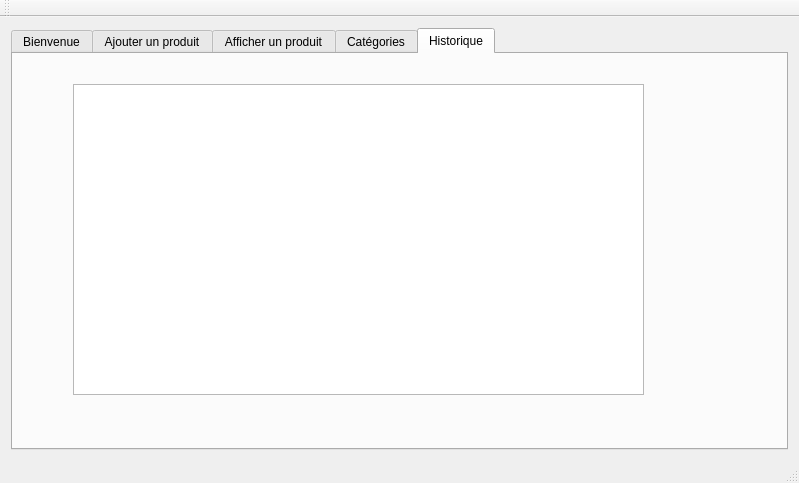
The window that mainwindow.ui (choucheniheb/Projet_C-_2A23_Smart-beauty-center) describes before a commit, drawn with Qt 5.
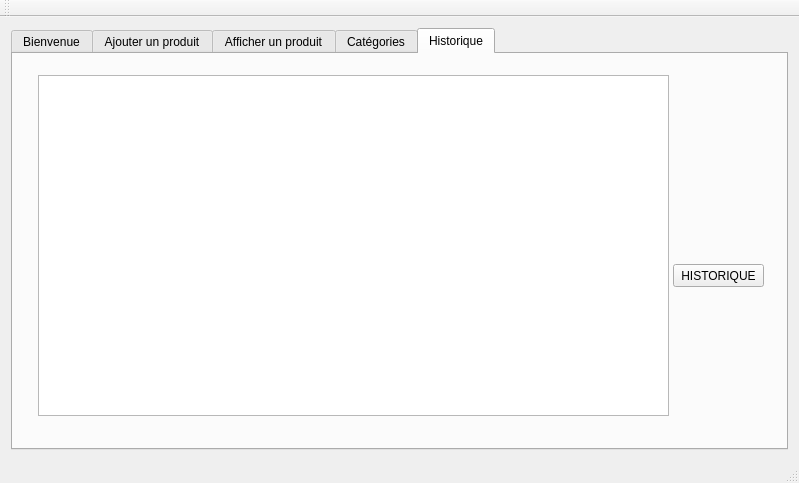
The same window after the commit. The open tabs and pages were chosen to show the change.

What changed in the file:
```diff
--- a/mainwindow.ui
+++ b/mainwindow.ui
@@ -741,16 +741,29 @@
        <attribute name="title">
         <string>Historique</string>
        </attribute>
-       <widget class="QTableView" name="tableView_hist">
+       <widget class="QTextBrowser" name="textBrowser">
         <property name="geometry">
          <rect>
-          <x>60</x>
-          <y>30</y>
-          <width>571</width>
-          <height>311</height>
+          <x>25</x>
+          <y>21</y>
+          <width>631</width>
+          <height>341</height>
          </rect>
         </property>
        </widget>
+       <widget class="QPushButton" name="historiqueButton">
+        <property name="geometry">
+         <rect>
+          <x>660</x>
+          <y>210</y>
+          <width>91</width>
+          <height>23</height>
+         </rect>
+        </property>
+        <property name="text">
+         <string>HISTORIQUE</string>
+        </property>
+       </widget>
       </widget>
      </widget>
     </item>
```
Left out of the diff: 4 changed lines with no effect on the pictures.
